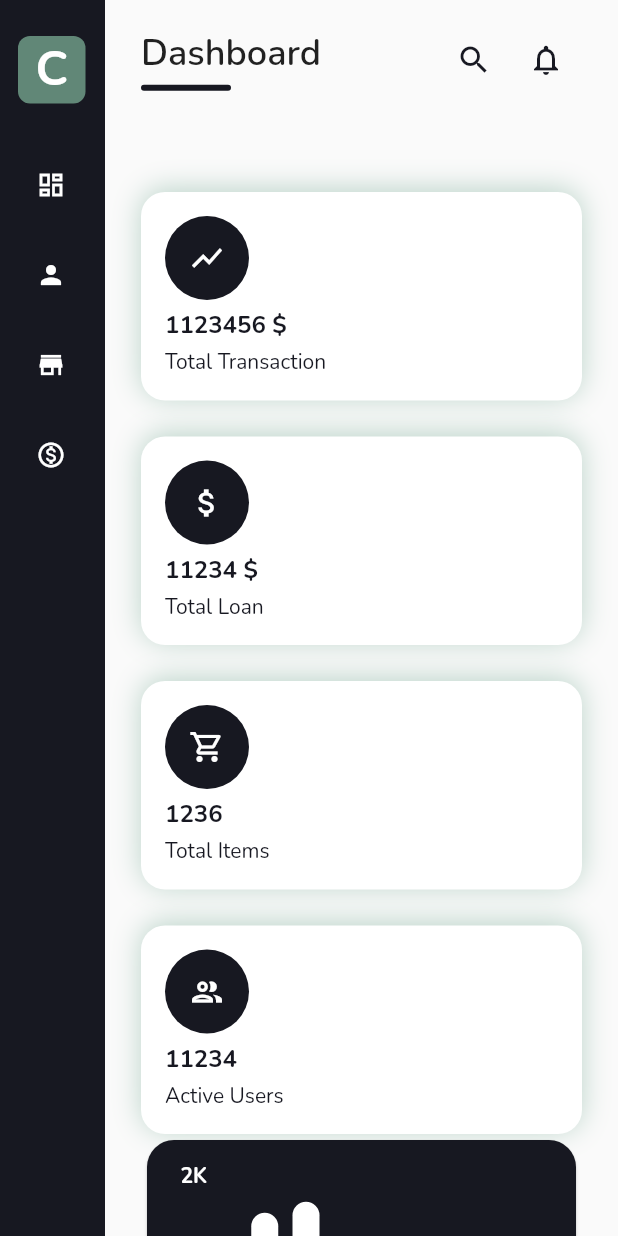
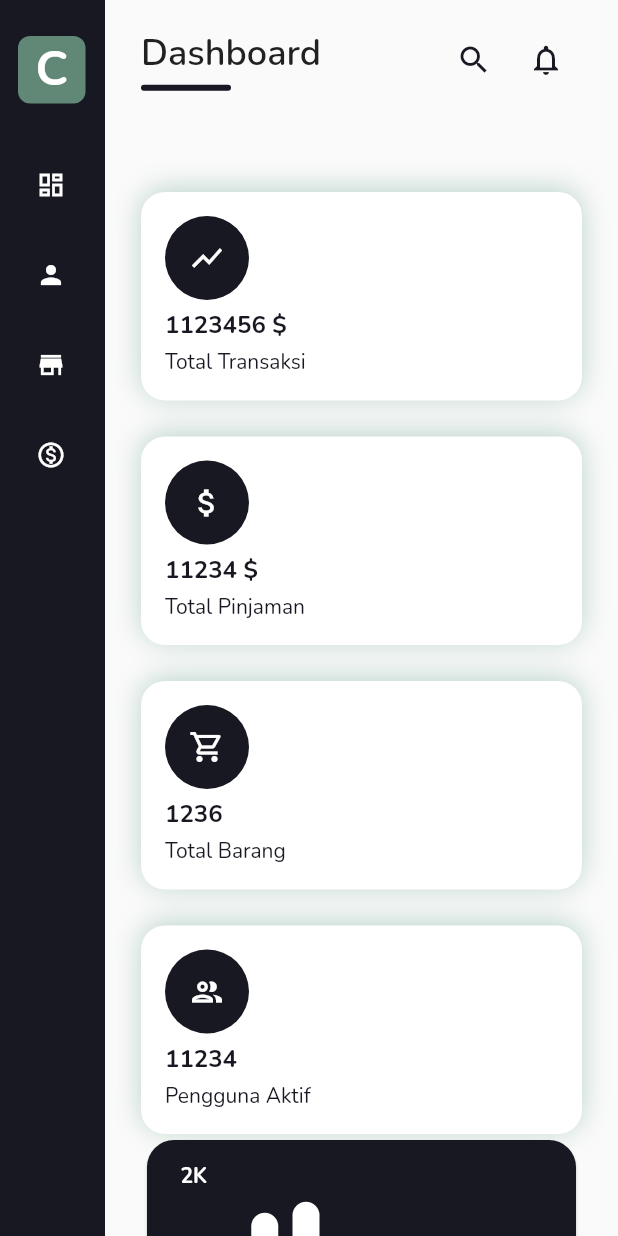
Before and after one commit to KenzieFu/admn, a Flutter app: the screen it shows after launch, on a phone screen of 412 x 824 dp. Run offline on Flutter 3.47's test engine with Material 2 defaults, Android fonts, the phone set to English and light mode, and no system bars; drawn by our look-alikes of fl_chart; our stand-ins replace data_table_2.

Commit message:
no message

```diff
--- a/lib/components/status_list.dart
+++ b/lib/components/status_list.dart
@@ -6,10 +6,10 @@ import 'package:store_responsive_dashboard/widgets/status_card.dart';
 import '../constaints.dart';
 
 final List<BussinessStatus> statusList = [
-  BussinessStatus('Total Transaction', '1123456 \$', Icons.show_chart_outlined),
-  BussinessStatus('Total Loan', '11234 \$', Icons.attach_money_outlined),
-  BussinessStatus('Total Items', '1236', Icons.shopping_cart_outlined),
-  BussinessStatus('Active Users', '11234', Icons.people_outline_outlined),
+  BussinessStatus('Total Transaksi', '1123456 \$', Icons.show_chart_outlined),
+  BussinessStatus('Total Pinjaman', '11234 \$', Icons.attach_money_outlined),
+  BussinessStatus('Total Barang', '1236', Icons.shopping_cart_outlined),
+  BussinessStatus('Pengguna Aktif', '11234', Icons.people_outline_outlined),
 ];
 
 class StatusList extends StatelessWidget {
--- a/lib/constaints.dart
+++ b/lib/constaints.dart
@@ -18,3 +18,11 @@ const double topBarHeight = 80;
 const double sideBarDesktopWidth = 220;
 const double sideBarMobileWidth = 70;
 const double componentPadding = 24.0;
+
+//Topbar Title
+const PageTopBar = [
+  "Dashboard",
+  "Users",
+  "Items",
+  "Loans",
+];
--- a/lib/layout/main_layout.dart
+++ b/lib/layout/main_layout.dart
@@ -9,7 +9,13 @@ class MainLayout extends StatelessWidget {
   final Widget child;
 
   final void Function(int) setCurrentIndex;
-  MainLayout({Key? key, required this.child, required this.setCurrentIndex}) : super(key: key);
+  final int currentIndex;
+  MainLayout(
+      {Key? key,
+      required this.child,
+      required this.setCurrentIndex,
+      required this.currentIndex})
+      : super(key: key);
 
   @override
   Widget build(BuildContext context) {
@@ -23,7 +29,10 @@ class MainLayout extends StatelessWidget {
           Expanded(
             child: Column(
               children: [
-                TopBar(_showDesktop),
+                TopBar(
+                  currentIndex: currentIndex,
+                  showDesktop: _showDesktop,
+                ),
                 Expanded(
                     child: SingleChildScrollView(
                         child: Padding(
--- a/lib/layout/topbar.dart
+++ b/lib/layout/topbar.dart
@@ -3,8 +3,9 @@ import 'package:store_responsive_dashboard/constaints.dart';
 import 'package:store_responsive_dashboard/pages/dashboard.dart';
 
 class TopBar extends StatelessWidget {
-  final bool _showDesktop;
-  const TopBar([this._showDesktop = false]);
+  final bool showDesktop;
+  final int currentIndex;
+  const TopBar({required this.currentIndex,   this.showDesktop = false});
 
   @override
   Widget build(BuildContext context) {
@@ -21,7 +22,7 @@ class TopBar extends StatelessWidget {
                 Padding(
                   padding: const EdgeInsets.only(bottom: 8),
                   child: Text(
-                    'Dashboard',
+                    PageTopBar[currentIndex],
                     style: TextStyle(fontSize: 24, fontWeight: FontWeight.w600),
                   ),
                 ),
--- a/lib/pages/initialScreen.dart
+++ b/lib/pages/initialScreen.dart
@@ -35,6 +35,7 @@ class _InitialScreenState extends State<InitialScreen> {
   Widget build(BuildContext context) {
     return MainLayout(
       child: mainScreens[_currentIndex],
+      currentIndex:_currentIndex,
       setCurrentIndex: setCurrentIndex,
     );
   }
```
